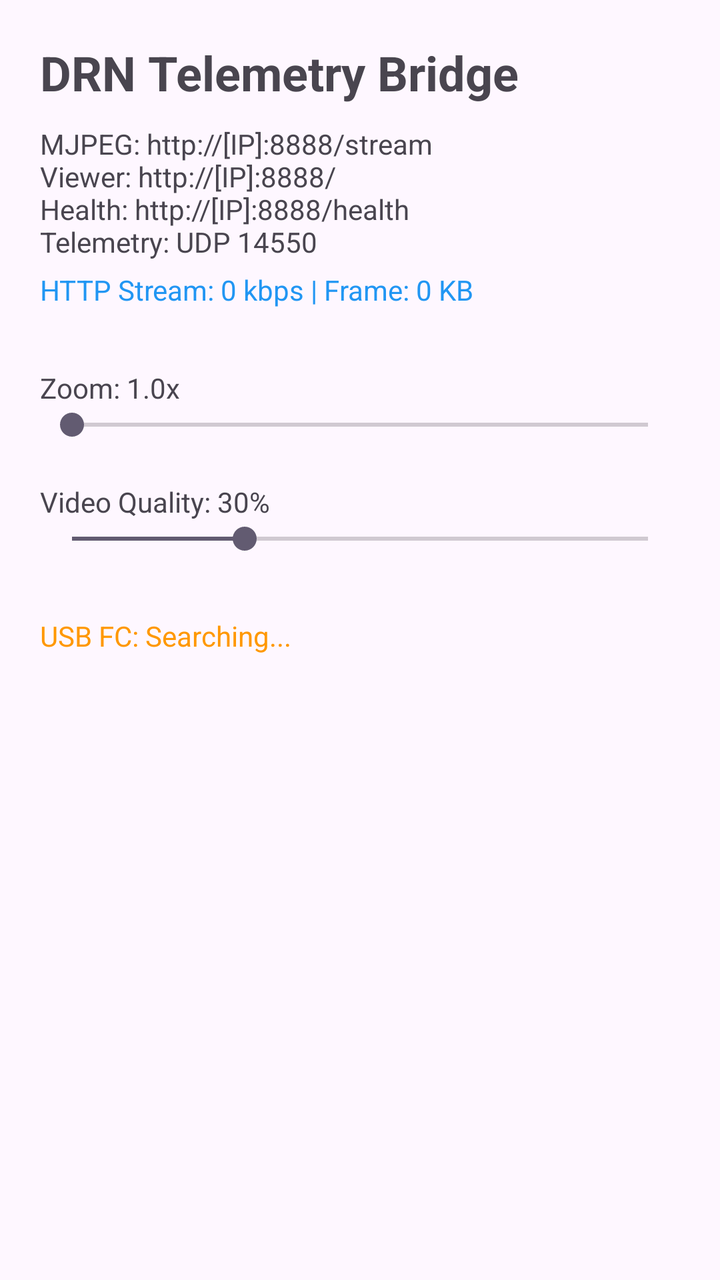
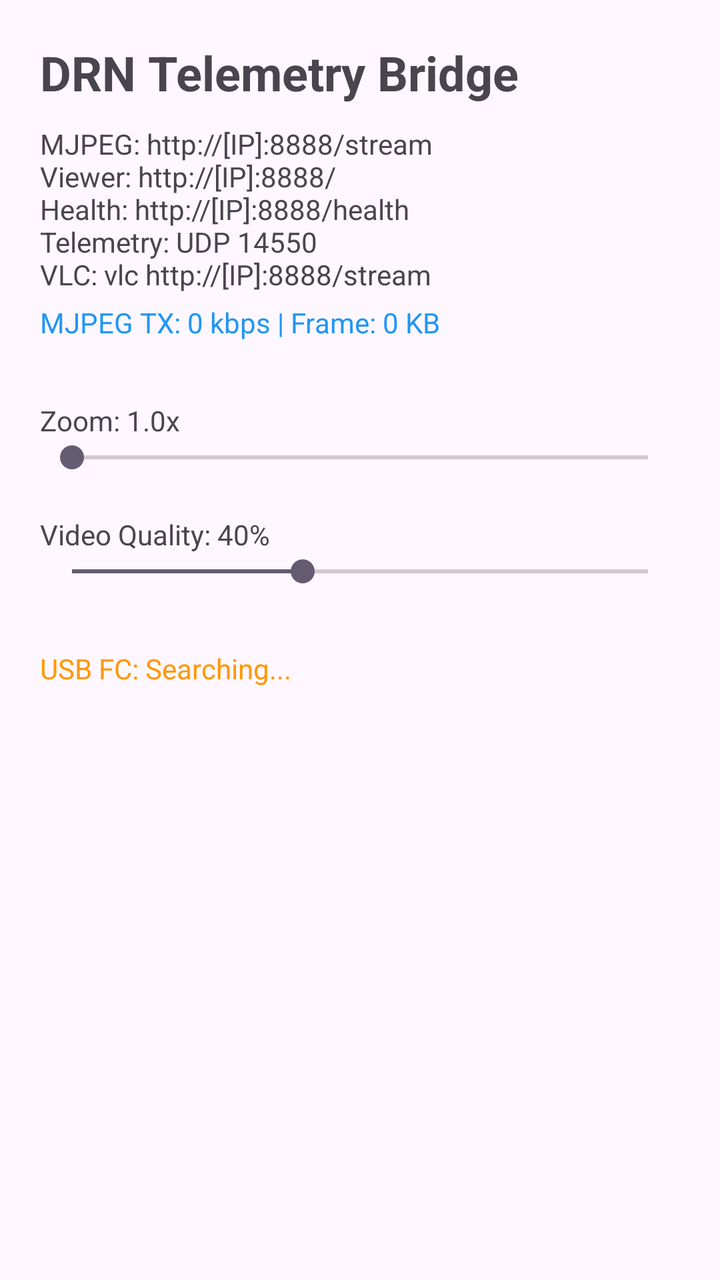

Before-and-after screenshots of an Android layout around one commit, followed by the original layout XML and the change that was made.
<!-- AndroidManifest.xml: application theme Theme.DRN_kotlin -->
<!-- res/layout/activity_main.xml -->
<?xml version="1.0" encoding="utf-8"?>
<androidx.constraintlayout.widget.ConstraintLayout xmlns:android="http://schemas.android.com/apk/res/android"
    xmlns:app="http://schemas.android.com/apk/res-auto"
    xmlns:tools="http://schemas.android.com/tools"
    android:id="@+id/main"
    android:layout_width="match_parent"
    android:layout_height="match_parent"
    android:padding="20dp"
    tools:context=".MainActivity">

    <TextView
        android:id="@+id/title"
        android:layout_width="wrap_content"
        android:layout_height="wrap_content"
        android:text="DRN Telemetry Bridge"
        android:textSize="24sp"
        android:textStyle="bold"
        app:layout_constraintTop_toTopOf="parent"
        app:layout_constraintStart_toStartOf="parent" />

    <TextView
        android:id="@+id/status"
        android:layout_width="wrap_content"
        android:layout_height="wrap_content"
        android:layout_marginTop="10dp"
        android:text="MJPEG: http://[IP]:8888/stream\nViewer: http://[IP]:8888/\nHealth: http://[IP]:8888/health\nTelemetry: UDP 14550"
        app:layout_constraintTop_toBottomOf="@id/title"
        app:layout_constraintStart_toStartOf="parent" />

    <TextView
        android:id="@+id/videoStats"
        android:layout_width="wrap_content"
        android:layout_height="wrap_content"
        android:layout_marginTop="5dp"
        android:text="HTTP Stream: 0 kbps | Frame: 0 KB"
        android:textColor="#2196F3"
        app:layout_constraintTop_toBottomOf="@id/status"
        app:layout_constraintStart_toStartOf="parent" />

    <TextView
        android:id="@+id/zoomLabel"
        android:layout_width="wrap_content"
        android:layout_height="wrap_content"
        android:layout_marginTop="30dp"
        android:text="Zoom: 1.0x"
        app:layout_constraintTop_toBottomOf="@id/videoStats"
        app:layout_constraintStart_toStartOf="parent" />

    <SeekBar
        android:id="@+id/zoomSeekBar"
        android:layout_width="0dp"
        android:layout_height="wrap_content"
        android:max="100"
        android:progress="0"
        app:layout_constraintTop_toBottomOf="@id/zoomLabel"
        app:layout_constraintStart_toStartOf="parent"
        app:layout_constraintEnd_toEndOf="parent" />

    <TextView
        android:id="@+id/qualityLabel"
        android:layout_width="wrap_content"
        android:layout_height="wrap_content"
        android:layout_marginTop="20dp"
        android:text="Video Quality: 30%"
        app:layout_constraintTop_toBottomOf="@id/zoomSeekBar"
        app:layout_constraintStart_toStartOf="parent" />

    <SeekBar
        android:id="@+id/qualitySeekBar"
        android:layout_width="0dp"
        android:layout_height="wrap_content"
        android:max="100"
        android:progress="30"
        app:layout_constraintTop_toBottomOf="@id/qualityLabel"
        app:layout_constraintStart_toStartOf="parent"
        app:layout_constraintEnd_toEndOf="parent" />

    <TextView
        android:id="@+id/usbStatus"
        android:layout_width="wrap_content"
        android:layout_height="wrap_content"
        android:layout_marginTop="30dp"
        android:text="USB FC: Searching..."
        android:textColor="#FF9800"
        app:layout_constraintTop_toBottomOf="@id/qualitySeekBar"
        app:layout_constraintStart_toStartOf="parent" />

</androidx.constraintlayout.widget.ConstraintLayout>
<!-- resources referenced by this layout -->
<resources>
  <style name="Theme.DRN_kotlin" parent="Base.Theme.DRN_kotlin" />
  <style name="Base.Theme.DRN_kotlin" parent="Theme.Material3.DayNight.NoActionBar">
          
          
      </style>
</resources>

<!-- the commit's change to res/layout/activity_main.xml (unified diff, before → after) -->
@@ -23,7 +23,7 @@
         android:layout_width="wrap_content"
         android:layout_height="wrap_content"
         android:layout_marginTop="10dp"
-        android:text="MJPEG: http://[IP]:8888/stream\nViewer: http://[IP]:8888/\nHealth: http://[IP]:8888/health\nTelemetry: UDP 14550"
+        android:text="MJPEG: http://[IP]:8888/stream\nViewer: http://[IP]:8888/\nHealth: http://[IP]:8888/health\nTelemetry: UDP 14550\nVLC: vlc http://[IP]:8888/stream"
         app:layout_constraintTop_toBottomOf="@id/title"
         app:layout_constraintStart_toStartOf="parent" />
 
@@ -32,7 +32,7 @@
         android:layout_width="wrap_content"
         android:layout_height="wrap_content"
         android:layout_marginTop="5dp"
-        android:text="HTTP Stream: 0 kbps | Frame: 0 KB"
+        android:text="MJPEG TX: 0 kbps | Frame: 0 KB"
         android:textColor="#2196F3"
         app:layout_constraintTop_toBottomOf="@id/status"
         app:layout_constraintStart_toStartOf="parent" />
@@ -61,7 +61,7 @@
         android:layout_width="wrap_content"
         android:layout_height="wrap_content"
         android:layout_marginTop="20dp"
-        android:text="Video Quality: 30%"
+        android:text="Video Quality: 40%"
         app:layout_constraintTop_toBottomOf="@id/zoomSeekBar"
         app:layout_constraintStart_toStartOf="parent" />
 
@@ -70,7 +70,7 @@
         android:layout_width="0dp"
         android:layout_height="wrap_content"
         android:max="100"
-        android:progress="30"
+        android:progress="40"
         app:layout_constraintTop_toBottomOf="@id/qualityLabel"
         app:layout_constraintStart_toStartOf="parent"
         app:layout_constraintEnd_toEndOf="parent" />
